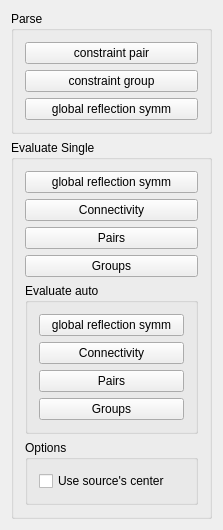
Before: the Qt Designer form ScorerLib/ScorerWidget.ui in ialhashim/topo-blend, drawn with Qt 5.
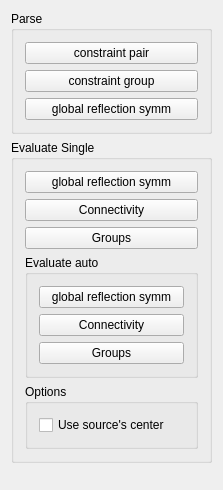
After: the same form once the commit is applied.

Diff of the .ui file:
```diff
--- a/ScorerLib/ScorerWidget.ui
+++ b/ScorerLib/ScorerWidget.ui
@@ -64,13 +64,6 @@
         </property>
        </widget>
       </item>
-      <item>
-       <widget class="QPushButton" name="evaluatePairs">
-        <property name="text">
-         <string>Pairs</string>
-        </property>
-       </widget>
-      </item>
       <item>
        <widget class="QPushButton" name="evaluateGroups">
         <property name="text">
@@ -98,13 +91,6 @@
            </property>
           </widget>
          </item>
-         <item>
-          <widget class="QPushButton" name="evaluatePairsAuto">
-           <property name="text">
-            <string>Pairs</string>
-           </property>
-          </widget>
-         </item>
          <item>
           <widget class="QPushButton" name="evaluateGroupsAuto">
            <property name="text">
```
